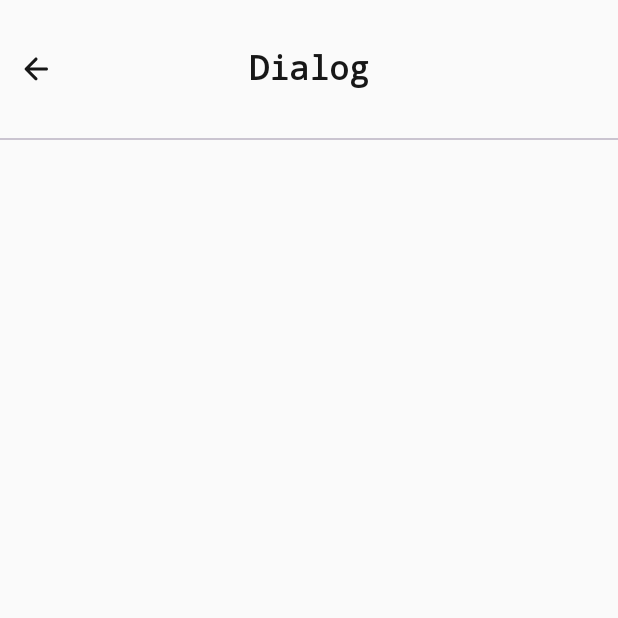
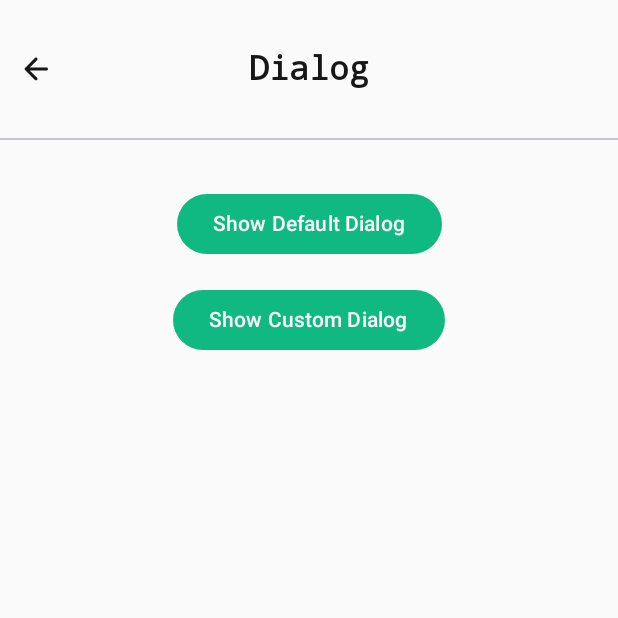
Before and after one commit to deepshooter/ComposeComponents, an Android app built with Jetpack Compose: the dialog screen opened through its navigation route, on a phone screen of 412 x 824 dp, the top half of it. Run offline under Robolectric (Android 15) with nearby library versions, the phone set to English and light mode, and no system bars.

Commit message:
Add Custom and Default Dialog in DialogScreen

```diff
--- a/app/src/main/java/com/deepshooter/composecomponents/ui/modules/components/dialog/DialogScreen.kt
+++ b/app/src/main/java/com/deepshooter/composecomponents/ui/modules/components/dialog/DialogScreen.kt
@@ -10,13 +10,22 @@ import androidx.compose.foundation.layout.padding
 import androidx.compose.foundation.layout.statusBarsPadding
 import androidx.compose.foundation.rememberScrollState
 import androidx.compose.foundation.verticalScroll
+import androidx.compose.material3.AlertDialog
+import androidx.compose.material3.Button
 import androidx.compose.material3.Divider
 import androidx.compose.material3.Scaffold
+import androidx.compose.material3.Text
+import androidx.compose.material3.TextButton
 import androidx.compose.runtime.Composable
+import androidx.compose.runtime.MutableState
 import androidx.compose.runtime.mutableStateOf
 import androidx.compose.runtime.remember
+import androidx.compose.ui.Alignment
 import androidx.compose.ui.Modifier
+import androidx.compose.ui.res.stringResource
 import androidx.compose.ui.tooling.preview.Preview
+import androidx.compose.ui.unit.dp
+import com.deepshooter.composecomponents.R
 import com.deepshooter.composecomponents.ui.theme.ComposeComponentsTheme
 import com.deepshooter.composecomponents.utils.AppComponent
 import com.deepshooter.composecomponents.utils.AppConstant.DIALOG
@@ -40,6 +49,24 @@ fun DialogScreen(
             openCustomDialog.value = true
         }
     )
+
+    if (openDefaultDialog.value) {
+        DefaultAlertDialog(
+            state = openDefaultDialog
+        )
+    }
+
+    if (openCustomDialog.value) {
+        GeneralDialog(
+            dialogState = openCustomDialog,
+            title = stringResource(R.string.are_you_sure),
+            message = stringResource(R.string.this_cannot_be_undone),
+            positiveBtnText = stringResource(R.string.yes),
+            onPositiveBtnClicked = {},
+            negativeBtnText = stringResource(R.string.no),
+            onNegativeBtnClicked = {}
+        )
+    }
 
 }
 
@@ -70,10 +97,77 @@ fun DialogScreenSkeleton(
 
             Divider()
 
+            Button(
+                modifier = Modifier
+                    .align(Alignment.CenterHorizontally)
+                    .padding(top = 32.dp),
+                onClick = {
+                    showDefaultDialog()
+                }
+            ) {
+                Text(stringResource(R.string.show_default_dialog))
+            }
+
+            AppComponent.MediumSpacer()
+
+            Button(
+                modifier = Modifier
+                    .align(Alignment.CenterHorizontally),
+                onClick = {
+                    showCustomDialog()
+                }
+            ) {
+                Text(stringResource(R.string.show_custom_dialog))
+            }
+
+            AppComponent.BigSpacer()
+
 
         }
     }
 
+}
+
+
+@Composable
+fun DefaultAlertDialog(
+    state: MutableState<Boolean>
+) {
+
+    AlertDialog(
+        onDismissRequest = {
+            // Dismiss the dialog when the user clicks outside the dialog or on the back
+            // button. If you want to disable that functionality, simply use an empty
+            // onCloseRequest.
+            state.value = false
+        },
+        title = {
+            Text(text = stringResource(R.string.title))
+        },
+        text = {
+            Text(
+                stringResource(R.string.this_area_typically_contains_the_supportive_text_which_presents_the_details_regarding_the_dialog_s_purpose)
+            )
+        },
+        confirmButton = {
+            TextButton(
+                onClick = {
+                    state.value = false
+                }
+            ) {
+                Text(stringResource(R.string.confirm))
+            }
+        },
+        dismissButton = {
+            TextButton(
+                onClick = {
+                    state.value = false
+                }
+            ) {
+                Text(stringResource(R.string.dismiss))
+            }
+        }
+    )
 }
 
 @Preview
--- a/app/src/main/res/values/strings.xml
+++ b/app/src/main/res/values/strings.xml
@@ -65,4 +65,10 @@
     <string name="this_cannot_be_undone">This cannot be undone.</string>
     <string name="yes">Yes</string>
     <string name="no">No</string>
+    <string name="dismiss">Dismiss</string>
+    <string name="confirm">Confirm</string>
+    <string name="title">Title</string>
+    <string name="this_area_typically_contains_the_supportive_text_which_presents_the_details_regarding_the_dialog_s_purpose">This area typically contains the supportive text which presents the details regarding the Dialog\'s purpose.</string>
+    <string name="show_default_dialog">Show Default Dialog</string>
+    <string name="show_custom_dialog">Show Custom Dialog</string>
 </resources>
```
